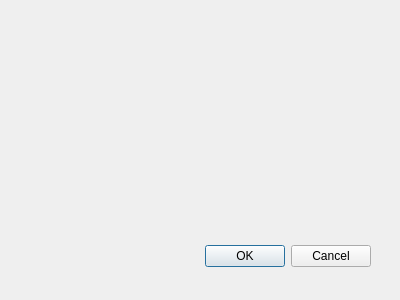
First picture: the form in my_test_plugin_dialog_base.ui, repository CyprienBosserelle/QGIS_Plugin_Test, before the edit.
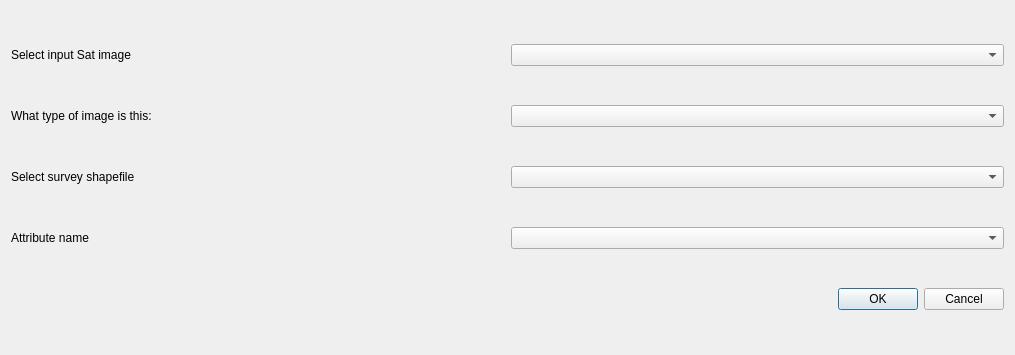
Second picture: the form after the edit.

What changed in the file:
```diff
--- a/my_test_plugin_dialog_base.ui
+++ b/my_test_plugin_dialog_base.ui
@@ -1,33 +1,89 @@
 <ui version="4.0" >
  <class>MyTestPlGiDialogBase</class>
- <widget class="QDialog" name="MyTestPlGiDialogBase" >
-  <property name="geometry" >
+ <widget class="QDialog" name="MyTestPlGiDialogBase">
+  <property name="geometry">
    <rect>
     <x>0</x>
     <y>0</y>
-    <width>400</width>
-    <height>300</height>
+    <width>1015</width>
+    <height>355</height>
    </rect>
   </property>
   <property name="windowTitle" >
    <string>My Test Plugin</string>
   </property>
-  <widget class="QDialogButtonBox" name="button_box" >
-   <property name="geometry" >
-    <rect>
-     <x>30</x>
-     <y>240</y>
-     <width>341</width>
-     <height>32</height>
-    </rect>
-   </property>
-   <property name="orientation" >
-    <enum>Qt::Horizontal</enum>
-   </property>
-   <property name="standardButtons" >
-    <set>QDialogButtonBox::Cancel|QDialogButtonBox::Ok</set>
-   </property>
-  </widget>
+  <layout class="QVBoxLayout" name="verticalLayout">
+   <item>
+    <layout class="QHBoxLayout" name="horizontalLayout">
+     <item>
+      <widget class="QLabel" name="label">
+       <property name="text">
+        <string>Select input Sat image</string>
+       </property>
+      </widget>
+     </item>
+     <item>
+      <widget class="QComboBox" name="combo_avail_layers"/>
+     </item>
+    </layout>
+   </item>
+   <item>
+    <layout class="QHBoxLayout" name="horizontalLayout_4">
+     <item>
+      <widget class="QLabel" name="label_4">
+       <property name="text">
+        <string>What type of image is this: </string>
+       </property>
+      </widget>
+     </item>
+     <item>
+      <widget class="QComboBox" name="comboBox_sattype">
+       <property name="enabled">
+        <bool>true</bool>
+       </property>
+      </widget>
+     </item>
+    </layout>
+   </item>
+   <item>
+    <layout class="QHBoxLayout" name="horizontalLayout_2">
+     <item>
+      <widget class="QLabel" name="label_2">
+       <property name="text">
+        <string>Select survey shapefile</string>
+       </property>
+      </widget>
+     </item>
+     <item>
+      <widget class="QComboBox" name="combo_survey"/>
+     </item>
+    </layout>
+   </item>
+   <item>
+    <layout class="QHBoxLayout" name="horizontalLayout_3">
+     <item>
+      <widget class="QLabel" name="label_3">
+       <property name="text">
+        <string>Attribute name</string>
+       </property>
+      </widget>
+     </item>
+     <item>
+      <widget class="QComboBox" name="Combo_LayerItem"/>
+     </item>
+    </layout>
+   </item>
+   <item>
+    <widget class="QDialogButtonBox" name="button_box">
+     <property name="orientation">
+      <enum>Qt::Horizontal</enum>
+     </property>
+     <property name="standardButtons">
+      <set>QDialogButtonBox::Cancel|QDialogButtonBox::Ok</set>
+     </property>
+    </widget>
+   </item>
+  </layout>
  </widget>
  <resources/>
  <connections>
```
Left out of the diff: 45 changed lines with no effect on the pictures.
